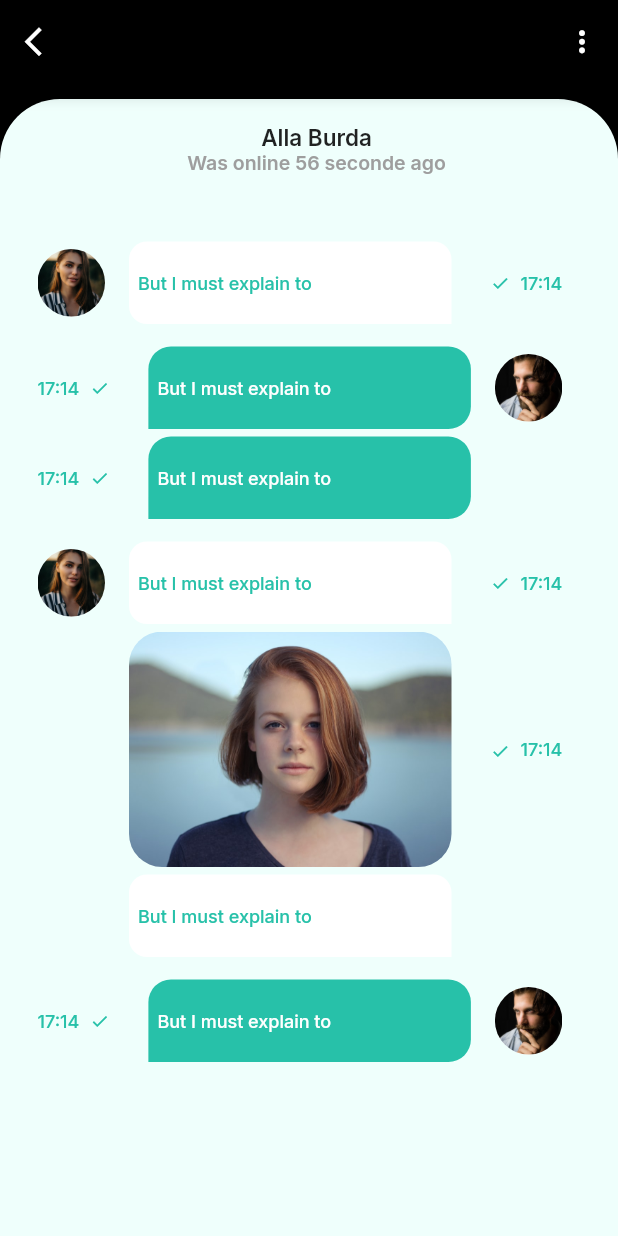
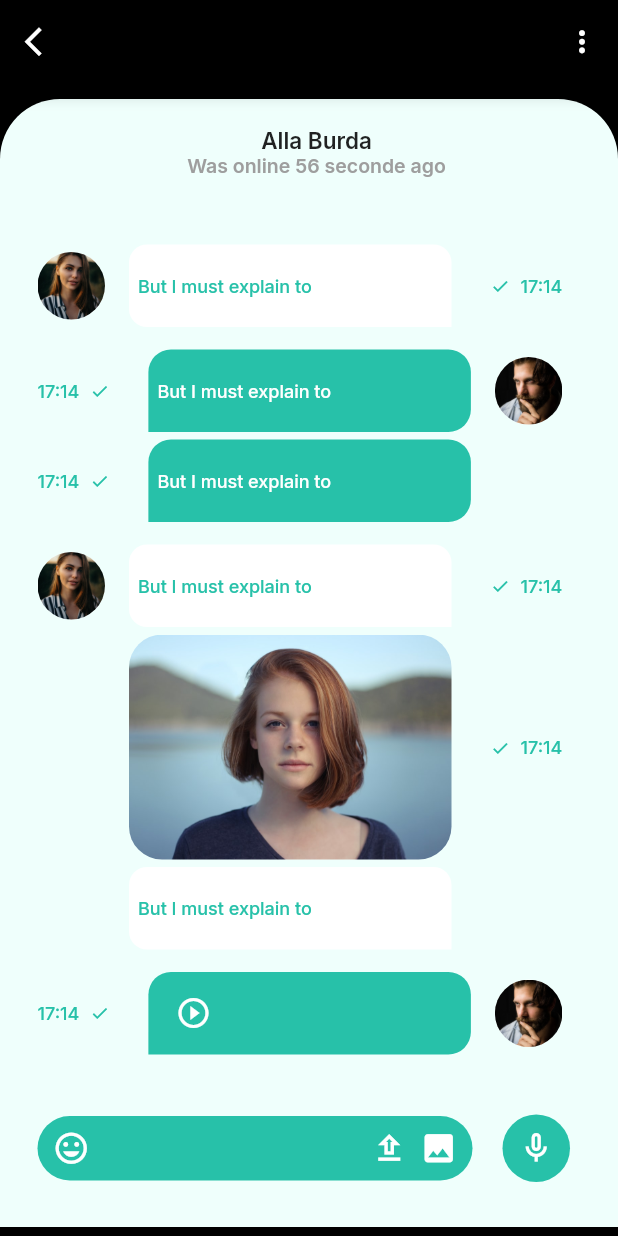
Before and after one commit to cameldjoulako/whatsapp_clone, a Flutter app: the ChatPage screen opened directly, on a phone screen of 412 x 824 dp. Run offline on Flutter 3.47's test engine with Material 2 defaults, Android fonts, the phone set to English and light mode, and no system bars; our stand-ins replace google_fonts.

Commit message:
edit chat file

```diff
--- a/lib/chat_page.dart
+++ b/lib/chat_page.dart
@@ -30,7 +30,9 @@ class ChatPage extends StatelessWidget {
         leading: IconButton(
           onPressed: () => Navigator.push(
             context,
-            MaterialPageRoute(builder: (context) => HomePage()),
+            MaterialPageRoute(
+              builder: (context) => HomePage(),
+            ),
           ),
           icon: Icon(
             Icons.arrow_back_ios,
@@ -51,7 +53,7 @@ class ChatPage extends StatelessWidget {
         backgroundColor: backgroundColor,
       ),
       body: Container(
-        padding: EdgeInsets.fromLTRB(25, 16, 15, 10),
+        padding: EdgeInsets.fromLTRB(25, 18, 15, 30),
         decoration: BoxDecoration(
           color: conversationColor,
           borderRadius: BorderRadius.only(
@@ -60,7 +62,7 @@ class ChatPage extends StatelessWidget {
           ),
         ),
         margin: EdgeInsets.only(top: 10),
-        child: ChatingSection(),
+        child: SingleChildScrollView(child: ChatingSection()),
       ),
     );
   }
@@ -112,8 +114,10 @@ class ChatingSection extends StatelessWidget {
   @override
   Widget build(BuildContext context) {
     return Column(
-      crossAxisAlignment: CrossAxisAlignment.center,
       children: [
+        //----------------------------------------------
+        //--------Entete de la page de Chat ------------
+        //----------------------------------------------
         Column(
           children: [
             Text(
@@ -135,6 +139,9 @@ class ChatingSection extends StatelessWidget {
             SizedBox(height: 45),
           ],
         ),
+        //------------------------------------------------
+        //--------Listing ds message du Chat--------------
+        //------------------------------------------------
         Column(
           children: [
             Row(
@@ -417,7 +424,7 @@ class ChatingSection extends StatelessWidget {
                     right: 26,
                   ),
                   width: 215,
-                  height: 157,
+                  height: 150,
                   decoration: BoxDecoration(
                     image: DecorationImage(
                       image: AssetImage('images/avatar/a1.jpg'),
@@ -539,13 +546,16 @@ class ChatingSection extends StatelessWidget {
                       bottomRight: Radius.circular(15),
                     ),
                   ),
-                  child: Text(
-                    "But I must explain to",
-                    style: GoogleFonts.inter(
-                      color: Colors.white,
-                      fontSize: 12,
-                      fontWeight: FontWeight.w500,
-                    ),
+                  child: Row(
+                    children: [
+                      IconButton(
+                        icon: Icon(
+                          Icons.play_circle_outline,
+                          color: Colors.white,
+                        ),
+                        onPressed: null,
+                      ),
+                    ],
                   ),
                 ),
                 Container(
@@ -566,12 +576,78 @@ class ChatingSection extends StatelessWidget {
                 ),
               ],
             ),
+            SizedBox(height: 40),
           ],
         ),
+        //-------------------------------------------------
+        //-------Champs de texte d'envoi de message
+        //-------------------------------------------
         Row(
           children: [
-            //Container(),
-            //Container(),
+            Container(
+              width: 290,
+              height: 43,
+              decoration: BoxDecoration(
+                color: primaryColor,
+                borderRadius: BorderRadius.all(Radius.circular(30)),
+              ),
+              child: Row(
+                children: [
+                  SizedBox(
+                    width: 10.0,
+                  ),
+                  Icon(
+                    Icons.insert_emoticon,
+                    size: 25.0,
+                    color: Colors.white,
+                  ),
+                  SizedBox(
+                    width: 8.0,
+                  ),
+                  Expanded(
+                    child: TextField(
+                      decoration: InputDecoration(
+                        border: InputBorder.none,
+                      ),
+                    ),
+                  ),
+                  Icon(
+                    Icons.upload_outlined,
+                    size: 25.0,
+                    color: Colors.white,
+                  ),
+                  SizedBox(
+                    width: 8.0,
+                  ),
+                  Icon(
+                    Icons.image,
+                    size: 25.0,
+                    color: Colors.white,
+                  ),
+                  SizedBox(
+                    width: 10.0,
+                  ),
+                ],
+              ),
+            ),
+            Container(
+              margin: EdgeInsets.only(
+                left: 20,
+              ),
+              width: 45,
+              height: 45,
+              decoration: BoxDecoration(
+                color: primaryColor,
+                shape: BoxShape.circle,
+              ),
+              child: IconButton(
+                icon: Icon(
+                  Icons.mic_none_sharp,
+                  color: Colors.white,
+                ),
+                onPressed: null,
+              ),
+            ),
           ],
         )
       ],
```
